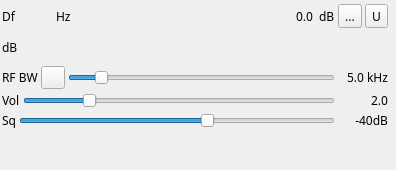
Qt form plugins/channelrx/demodam/amdemodgui.ui (f4exb/sdrangel) before a commit.
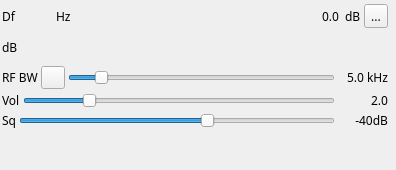
The same form after that commit. Icons and pictures are not drawn. Custom widgets are drawn as their Qt base class.

Commit message: AM demod: removed UDP/RTP copy audio entirely

Patch:
```diff
--- a/plugins/channelrx/demodam/amdemodgui.ui
+++ b/plugins/channelrx/demodam/amdemodgui.ui
@@ -177,19 +177,6 @@
         </property>
        </widget>
       </item>
-      <item>
-       <widget class="ButtonSwitch" name="copyAudioToUDP">
-        <property name="toolTip">
-         <string>Copy audio to UDP</string>
-        </property>
-        <property name="text">
-         <string>U</string>
-        </property>
-        <property name="checkable">
-         <bool>true</bool>
-        </property>
-       </widget>
-      </item>
      </layout>
     </item>
     <item>
```
The commit also changes 15 other files.
